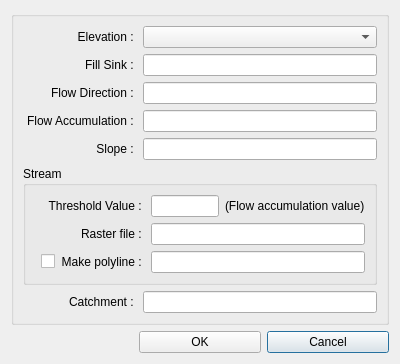
Old version of the form Drainage/ui/Batch_Processor_dialog_base.ui in the repository hermesys2017/qgis_drainage.
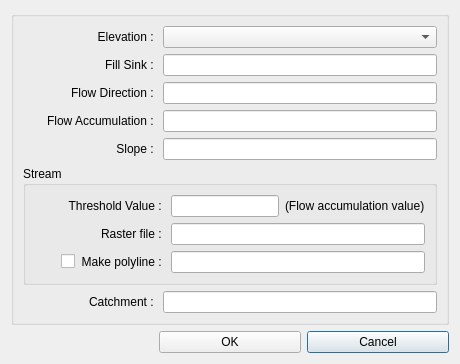
New version of the form.

Commit message:
refactor: Rename variables and improve UI labels for clarity
Rename internal variables to use more descriptive names with 'fpn' (file path name) prefix and update UI element names for better readability. Change 'Fill' to 'FilledDEM', 'CellValue' to 'ThresholdValueForStream', and improve error messages. Update minimum QGIS version to 3.24 and bump version to 0.2.1.

```diff
--- a/Drainage/ui/Batch_Processor_dialog_base.ui
+++ b/Drainage/ui/Batch_Processor_dialog_base.ui
@@ -6,8 +6,8 @@
    <rect>
     <x>0</x>
     <y>0</y>
-    <width>400</width>
-    <height>320</height>
+    <width>460</width>
+    <height>356</height>
    </rect>
   </property>
   <property name="sizePolicy">
```
Left out of the diff: 4 changed lines with no effect on the pictures. The commit also changes 3 other files.
